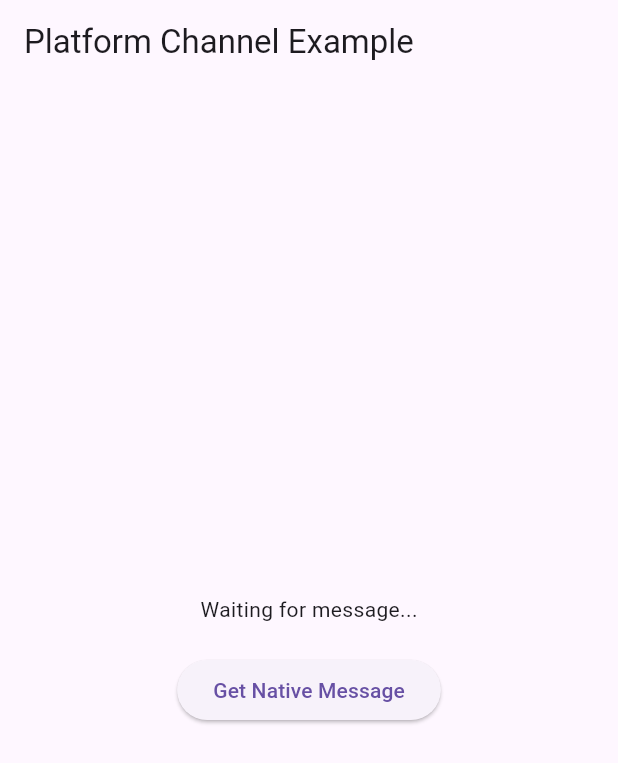
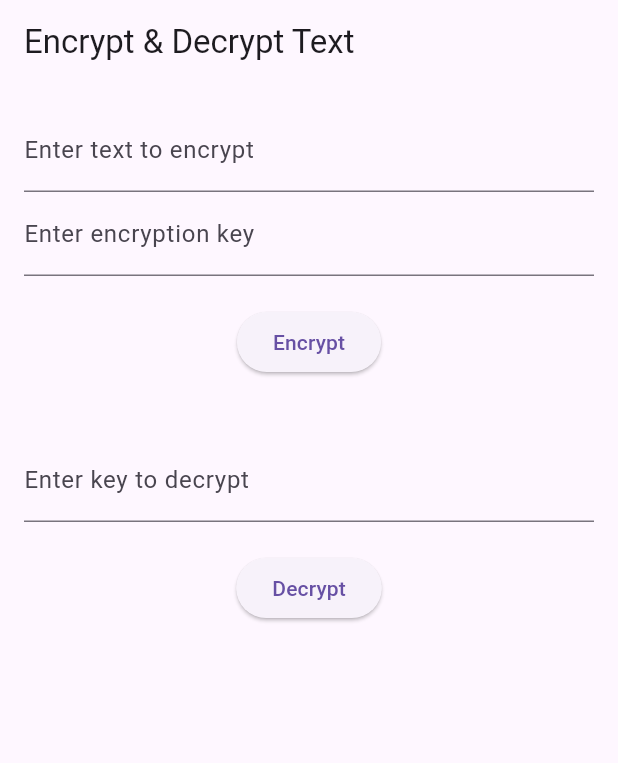
Before and after one commit to Sujeeth021/sih-aadhaar-flutter, a Flutter app: the screen it shows after launch, on a phone screen of 412 x 824 dp. Shown: the top 763 px of the screen. Run offline on Flutter 3.47's test engine with Material 3 defaults, Android fonts, the phone set to English and light mode, and no system bars.

Commit message:
added ui

```diff
--- a/lib/main.dart
+++ b/lib/main.dart
@@ -1,5 +1,4 @@
 import 'package:flutter/material.dart';
-import 'package:flutter/services.dart';
 
 void main() {
   runApp(MyApp());
@@ -9,32 +8,33 @@ class MyApp extends StatelessWidget {
   @override
   Widget build(BuildContext context) {
     return MaterialApp(
-      title: 'Flutter Demo',
-      home: MyHomePage(),
+      home: EncryptionScreen(),
     );
   }
 }
 
-class MyHomePage extends StatefulWidget {
+class EncryptionScreen extends StatefulWidget {
   @override
-  _MyHomePageState createState() => _MyHomePageState();
+  _EncryptionScreenState createState() => _EncryptionScreenState();
 }
 
-class _MyHomePageState extends State<MyHomePage> {
-  static const platform = MethodChannel('com.example.main/platform_channel');
-  String _message = 'Waiting for message...';
+class _EncryptionScreenState extends State<EncryptionScreen> {
+  final TextEditingController _inputController = TextEditingController();
+  final TextEditingController _keyController = TextEditingController();
+  final TextEditingController _decryptionKeyController = TextEditingController();
 
-  Future<void> _getNativeMessage() async {
-    String message;
-    try {
-      final String result = await platform.invokeMethod('getNativeMessage');
-      message = result;
-    } on PlatformException catch (e) {
-      message = "Failed to get message: '${e.message}'.";
-    }
+  String? _encryptedText;
+  String? _decryptedText;
 
+  void _encryptText() {
     setState(() {
-      _message = message;
+      _encryptedText = "Encrypted: ${_inputController.text}";
+    });
+  }
+
+  void _decryptText() {
+    setState(() {
+      _decryptedText = "Decrypted: ${_decryptionKeyController.text}";
     });
   }
 
@@ -42,21 +42,52 @@ class _MyHomePageState extends State<MyHomePage> {
   Widget build(BuildContext context) {
     return Scaffold(
       appBar: AppBar(
-        title: Text('Platform Channel Example'),
+        title: Text('Encrypt & Decrypt Text'),
       ),
-      body: Center(
+      body: Padding(
+        padding: const EdgeInsets.all(16.0),
         child: Column(
-          mainAxisAlignment: MainAxisAlignment.center,
           children: <Widget>[
-            Text(_message),
+            TextField(
+              controller: _inputController,
+              decoration: InputDecoration(labelText: 'Enter text to encrypt'),
+            ),
+            TextField(
+              controller: _keyController,
+              decoration: InputDecoration(labelText: 'Enter encryption key'),
+            ),
             SizedBox(height: 20),
             ElevatedButton(
-              onPressed: _getNativeMessage,
-              child: Text('Get Native Message'),
+              onPressed: _encryptText,
+              child: Text('Encrypt'),
             ),
+            SizedBox(height: 20),
+            if (_encryptedText != null)
+              Text(_encryptedText!, style: TextStyle(fontWeight: FontWeight.bold)),
+            SizedBox(height: 20),
+            TextField(
+              controller: _decryptionKeyController,
+              decoration: InputDecoration(labelText: 'Enter key to decrypt'),
+            ),
+            SizedBox(height: 20),
+            ElevatedButton(
+              onPressed: _decryptText,
+              child: Text('Decrypt'),
+            ),
+            SizedBox(height: 20),
+            if (_decryptedText != null)
+              Text(_decryptedText!, style: TextStyle(fontWeight: FontWeight.bold)),
           ],
         ),
       ),
     );
   }
+
+  @override
+  void dispose() {
+    _inputController.dispose();
+    _keyController.dispose();
+    _decryptionKeyController.dispose();
+    super.dispose();
+  }
 }
--- a/pubspec.yaml
+++ b/pubspec.yaml
@@ -11,10 +11,6 @@ environment:
 dependencies:
   flutter:
     sdk: flutter
-
-dev_dependencies:
-  flutter_test:
-    sdk: flutter
-
+  encrypt: ^5.0.0
 flutter:
   uses-material-design: true
```
Also changed, not shown: pubspec.lock.
